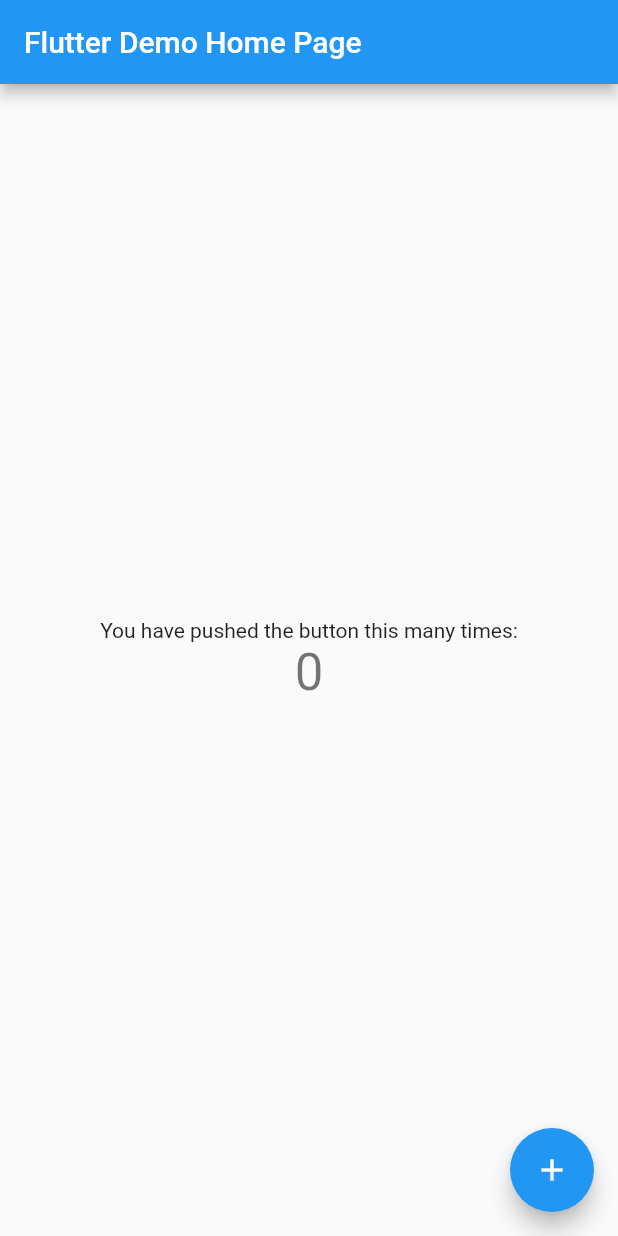
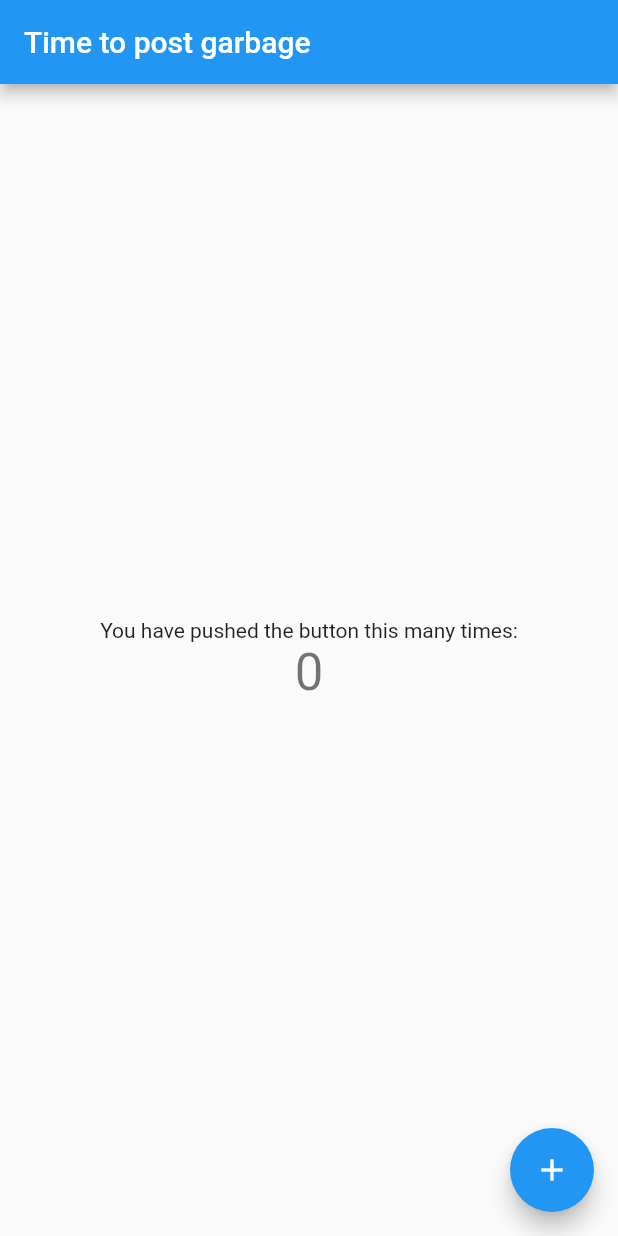
Before and after one commit to IvanRzhanoi/gomi_chat, a Flutter app: the screen it shows after launch, on a phone screen of 412 x 824 dp. Run offline on Flutter 3.47's test engine with Material 2 defaults, Android fonts, the phone set to English and light mode, and no system bars.

Commit message:
Title change

```diff
--- a/lib/main.dart
+++ b/lib/main.dart
@@ -9,7 +9,7 @@ class MyApp extends StatelessWidget {
   @override
   Widget build(BuildContext context) {
     return MaterialApp(
-      title: 'Flutter Demo',
+      title: 'GOMI chat',
       theme: ThemeData(
         // This is the theme of your application.
         //
@@ -22,7 +22,7 @@ class MyApp extends StatelessWidget {
         // is not restarted.
         primarySwatch: Colors.blue,
       ),
-      home: MyHomePage(title: 'Flutter Demo Home Page'),
+      home: MyHomePage(title: 'Time to post garbage'),
     );
   }
 }
```
